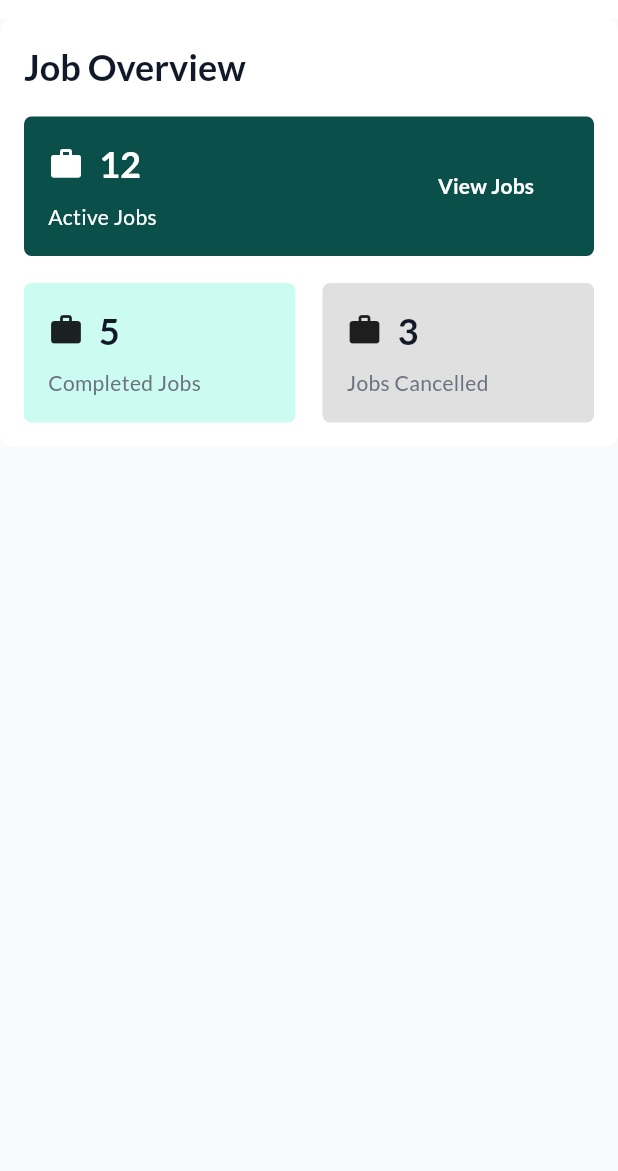
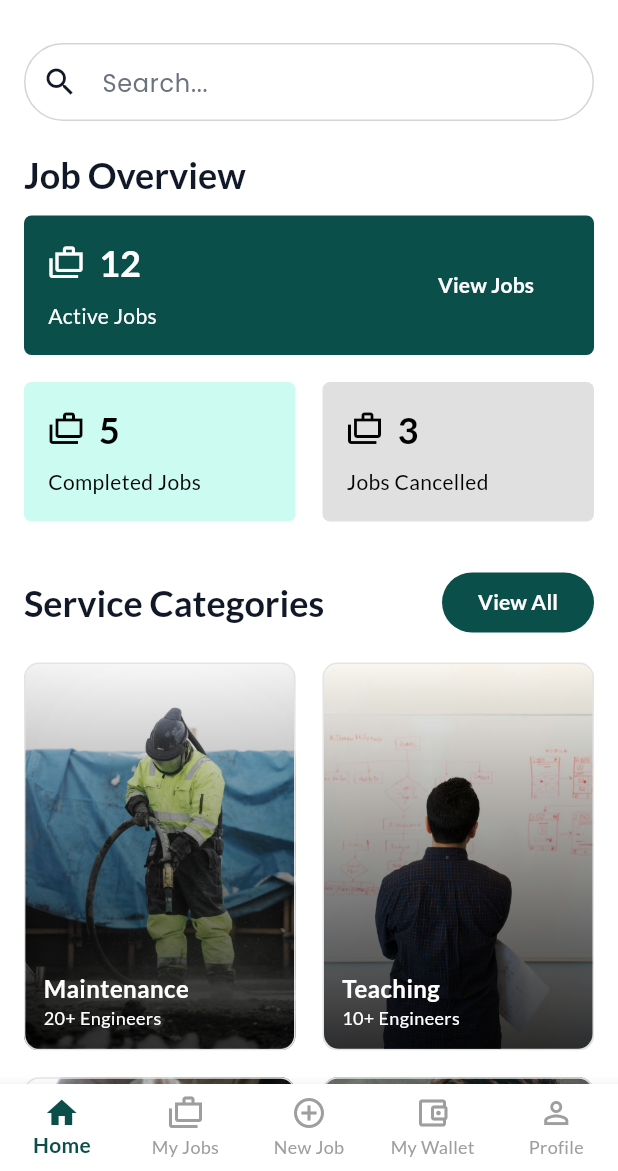
Before and after one commit to SaravananBalakrish/Field-Techy, a Flutter app: the screen it shows after launch, on a phone screen of 412 x 824 dp, the part 65-1236 px from its top. Run offline on Flutter 3.47's test engine with Material 3 defaults, Android fonts, the phone set to English and light mode, and no system bars; our stand-ins replace dartz, dio, equatable, flutter_svg, get_it, go_router and 1 more.

Commit message:
client dashbaord with bottom navigation

```diff
--- a/lib/core/routes/app_routes.dart
+++ b/lib/core/routes/app_routes.dart
@@ -27,7 +27,8 @@ class AppRoutes {
               leadingWidth: 100,
               // title: Text('Client Dashboard'),
             ),
-            endDrawer:  AppWidgets.appDrawer(context),
+            endDrawer: AppWidgets.appDrawer(context),
+            bottomNavigationBar: AppWidgets.bottomNavigationBar(context, currentIndex: 0, onTap: (index) {}),
             body: child,
           );
         },
--- a/lib/core/theme/app_theme.dart
+++ b/lib/core/theme/app_theme.dart
@@ -6,7 +6,7 @@ class AppTheme {
   static const Color startColor = Color(0xFF00776F);
   static const Color secondaryColor = Color(0xFF009966);
   static const Color lightGreen = Color(0xFFD1FAE5);
-  static const Color backgroundColor = Color(0xFFF9FAFB);
+  static const Color backgroundColor = Colors.white;
   static const Color textColor = Color(0xFF111827);
   static const Color subTitleColor = Color(0xFF6B7280);
   static const Color borderColor = Color(0xFFD1D5DB);
@@ -32,8 +32,13 @@ class AppTheme {
         fontSize: 24,
         fontWeight: FontWeight.bold,
       ),
+        headlineSmall: GoogleFonts.lato(
+          color: textColor,
+          fontSize: 20,
+          fontWeight: FontWeight.w600,
+        ),
       bodyMedium: GoogleFonts.lato(
-        color: subTitleColor,
+        color: textColor,
         fontSize: 14,
       ),
       labelLarge: GoogleFonts.lato(
--- /dev/null
+++ b/lib/core/utils/constants.dart
@@ -0,0 +1,5 @@
+import 'package:intl/intl.dart';
+
+class Constants {
+  static final DateFormat dateFormat = DateFormat('dd MMM yyyy, h:mm a');
+}
--- a/lib/core/widgets/app_widgets.dart
+++ b/lib/core/widgets/app_widgets.dart
@@ -9,6 +9,14 @@ class AppWidgets {
     return Text(
       text,
       style: Theme.of(context).textTheme.headlineMedium,
+      textAlign: TextAlign.start,
+    );
+  }
+
+  static Widget subHeadlineWidget(BuildContext context, {required String text}) {
+    return Text(
+      text,
+      style: Theme.of(context).textTheme.headlineSmall,
       textAlign: TextAlign.start,
     );
   }
@@ -57,6 +65,25 @@ class AppWidgets {
             ),
           ),
         ),
+      ),
+    );
+  }
+
+  static Widget searchInput(BuildContext context, {Function(String)? onChanged}) {
+    return TextField(
+      onChanged: onChanged,
+      decoration: InputDecoration(
+        hintText: 'Search...',
+        prefixIcon: const Icon(Icons.search),
+        border: OutlineInputBorder(
+          borderRadius: const BorderRadius.all(Radius.circular(30)),
+          borderSide: Theme.of(context).inputDecorationTheme.border!.borderSide,
+        ),
+        enabledBorder: OutlineInputBorder(
+          borderRadius: const BorderRadius.all(Radius.circular(30)),
+          borderSide: Theme.of(context).inputDecorationTheme.border!.borderSide,
+        ),
+        contentPadding: const EdgeInsets.symmetric(horizontal: 16.0, vertical: 14.0),
       ),
     );
   }
@@ -198,4 +225,47 @@ class AppWidgets {
       onTap: onTap,
     );
   }
+
+  static BottomNavigationBar bottomNavigationBar(
+    BuildContext context, {
+    required int currentIndex,
+    required void Function(int) onTap,
+  }) {
+    return BottomNavigationBar(
+      type: BottomNavigationBarType.fixed,
+      currentIndex: currentIndex,
+      onTap: onTap,
+      selectedItemColor: Theme.of(context).primaryColor,
+      selectedLabelStyle: const TextStyle(fontWeight: FontWeight.bold),
+      unselectedItemColor: Colors.grey,
+      showUnselectedLabels: true,
+      items: const <BottomNavigationBarItem>[
+        BottomNavigationBarItem(
+          icon: Icon(Icons.home_outlined),
+          activeIcon: Icon(Icons.home),
+          label: 'Home',
+        ),
+        BottomNavigationBarItem(
+          icon: Icon(Icons.cases_outlined),
+          activeIcon: Icon(Icons.cases),
+          label: 'My Jobs',
+        ),
+        BottomNavigationBarItem(
+          icon: Icon(Icons.add_circle_outline),
+          activeIcon: Icon(Icons.add_circle),
+          label: 'New Job',
+        ),
+        BottomNavigationBarItem(
+          icon: Icon(Icons.account_balance_wallet_outlined),
+          activeIcon: Icon(Icons.account_balance_wallet),
+          label: 'My Wallet',
+        ),
+        BottomNavigationBarItem(
+          icon: Icon(Icons.person_outline),
+          activeIcon: Icon(Icons.person),
+          label: 'Profile',
+        ),
+      ],
+    );
+  }
 }
--- a/lib/features/client/dashboard/presentation/pages/client_dashboard_page.dart
+++ b/lib/features/client/dashboard/presentation/pages/client_dashboard_page.dart
@@ -1,50 +1,55 @@
+import 'package:field_techy/core/widgets/app_widgets.dart';
 import 'package:flutter/material.dart';
+
+import '../widgets/in_progress_jobs.dart';
+import '../widgets/service_categories.dart';
 
 class ClientDashboardPage extends StatelessWidget {
   const ClientDashboardPage({super.key});
 
   @override
   Widget build(BuildContext context) {
-    final theme = Theme.of(context);
-    return SingleChildScrollView(
-      child: Container(
+    return ListView(
       padding: EdgeInsets.all(16),
-        decoration: BoxDecoration(
-          color: Colors.white,
-          borderRadius: BorderRadius.circular(8),
-        ),
-        child: Column(
-          spacing: 18,
+      children: [
+        AppWidgets.searchInput(context, onChanged: (value) {}),
+        SizedBox(height: 20,),
+        _buildJobOverviewCard(context),
+        SizedBox(height: 30,),
+        _buildServiceCategoryCard(context),
+        SizedBox(height: 30,),
+        _buildInProgressJobsCard(context),
+      ],
+    );
+  }
+
+  Widget _buildJobOverviewCard(BuildContext context) {
+    return Column(
       crossAxisAlignment: .start,
       children: [
-            Text(
-              'Job Overview',
-              style: Theme.of(context).textTheme.headlineMedium,
-              textAlign: TextAlign.start,
-            ),
+        AppWidgets.headlineWidget(context, text: 'Job Overview'),
+        SizedBox(height: 12,),
         _buildJobCard(
-                Icons.work,
             '12',
             'Active Jobs',
-                theme.colorScheme.primary,
+            Theme.of(context).colorScheme.primary,
             context,
             trailing: FilledButton(onPressed: () {}, child: Text('View Jobs')),
             textColor: Colors.white
         ),
+        SizedBox(height: 18),
         Row(
           spacing: 18,
           children: [
-                Expanded(child: _buildJobCard(Icons.work, '5', 'Completed Jobs', Color(0xffCBFBF1), context,)),
-                Expanded(child: _buildJobCard(Icons.work, '3', 'Jobs Cancelled', Colors.grey.shade300, context,)),
+            Expanded(child: _buildJobCard('5', 'Completed Jobs', Color(0xffCBFBF1), context, textColor: Colors.black)),
+            Expanded(child: _buildJobCard('3', 'Jobs Cancelled', Colors.grey.shade300, context, textColor: Colors.black)),
           ],
         )
       ],
-        ),
-      ),
     );
   }
 
-  Widget _buildJobCard(IconData icon, String title, String subtitle, Color color, BuildContext context, {Widget? trailing, Color? textColor}) {
+  Widget _buildJobCard(String title, String subtitle, Color color, BuildContext context, {Widget? trailing, Color? textColor}) {
     return Container(
       decoration: BoxDecoration(
         color: color,
@@ -60,7 +65,7 @@ class ClientDashboardPage extends StatelessWidget {
               Row(
                 spacing: 10,
                 children: [
-                  Icon(icon, color: textColor,),
+                  Icon(Icons.cases_outlined, color: textColor,),
                   Text(title, style: Theme.of(context).textTheme.headlineMedium?.copyWith(color: textColor)),
                 ],
               ),
@@ -73,4 +78,40 @@ class ClientDashboardPage extends StatelessWidget {
       ),
     );
   }
+
+  Widget _buildServiceCategoryCard(BuildContext context) {
+    return Column(
+      crossAxisAlignment: .start,
+      mainAxisSize: .min,
+      children: [
+        Row(
+          children: [
+            AppWidgets.headlineWidget(context, text: 'Service Categories'),
+            const Spacer(),
+            FilledButton(onPressed: () {}, child: Text('View All'))
+          ],
+        ),
+        const SizedBox(height: 16),
+        ServiceCategories()
+      ],
+    );
   }
+
+  Widget _buildInProgressJobsCard(BuildContext context) {
+    return Column(
+      crossAxisAlignment: .start,
+      mainAxisSize: .min,
+      spacing: 5,
+      children: [
+        Row(
+          children: [
+            AppWidgets.headlineWidget(context, text: 'In Progress Jobs'),
+            const Spacer(),
+            FilledButton(onPressed: () {}, child: Text('View All'))
+          ],
+        ),
+        InProgressJobs()
+      ],
+    );
+  }
+}
--- /dev/null
+++ b/lib/features/client/dashboard/presentation/widgets/in_progress_jobs.dart
@@ -0,0 +1,18 @@
+import 'package:flutter/material.dart';
+
+import 'job_card.dart';
+
+class InProgressJobs extends StatelessWidget {
+  const InProgressJobs({super.key});
+
+  @override
+  Widget build(BuildContext context) {
+    return Flexible(
+      child: ListView.builder(
+          shrinkWrap: true,
+          itemCount: 5,
+          itemBuilder: (context, index) => JobCard()
+      ),
+    );
+  }
+}
--- /dev/null
+++ b/lib/features/client/dashboard/presentation/widgets/job_card.dart
@@ -0,0 +1,50 @@
+import 'package:flutter/material.dart';
+
+import '../../../../../core/utils/constants.dart';
+import '../../../../../core/widgets/app_widgets.dart';
+
+class JobCard extends StatelessWidget {
+  const JobCard({super.key});
+
+  @override
+  Widget build(BuildContext context) {
+    return Container(
+      padding: EdgeInsets.all(12),
+      margin: EdgeInsets.symmetric(vertical: 10),
+      decoration: BoxDecoration(
+        color: Color(0xffFAFAFA),
+        borderRadius: BorderRadius.circular(5),
+        border: Border.all(
+          color: Color(0xffE9E9E9)
+        )
+      ),
+      child: Column(
+        spacing: 10,
+        children: [
+          Row(
+            children: [
+              AppWidgets.subHeadlineWidget(context, text: 'CCTV Installation'),
+              const Spacer(),
+              FilledButton(onPressed: () {}, child: Text('Onsite'))
+            ],
+          ),
+          _buildRow(context, Icons.schedule_outlined, Constants.dateFormat.format(DateTime.now())),
+          _buildRow(context, Icons.location_on_outlined, 'Chennai, Tamil Nadu, India'),
+          _buildRow(context, Icons.calendar_month_outlined, '25 Feb 2026 – 31 Mar 2026 (5 weeks)'),
+          _buildRow(context, Icons.home_repair_service, 'Service Category: Network Engineer'),
+          _buildRow(context, Icons.money, '₹40,000'),
+        ],
+      ),
+    );
+  }
+
+  Widget _buildRow(BuildContext context, IconData icon, String text) {
+    return Row(
+      children: [
+        Icon(icon),
+        SizedBox(width: 10,),
+        Text(text),
+      ],
+    );
+  }
+}
--- /dev/null
+++ b/lib/features/client/dashboard/presentation/widgets/service_categories.dart
@@ -0,0 +1,40 @@
+import 'package:field_techy/features/client/dashboard/presentation/widgets/service_category_card.dart';
+import 'package:flutter/material.dart';
+
+class ServiceCategories extends StatelessWidget {
+  const ServiceCategories({super.key});
+
+  @override
+  Widget build(BuildContext context) {
+    return GridView.count(
+      shrinkWrap: true,
+      crossAxisCount: 2,
+      crossAxisSpacing: 18,
+      mainAxisSpacing: 18,
+      childAspectRatio: 0.7,
+      physics: const NeverScrollableScrollPhysics(),
+      children: const [
+        ServiceCategoryCard(
+          image: 'assets/jpg/service_categories/maintenance.jpg',
+          name: 'Maintenance',
+          count: '20+ Engineers',
+        ),
+        ServiceCategoryCard(
+          image: 'assets/jpg/service_categories/teaching.jpg',
+          name: 'Teaching',
+          count: '10+ Engineers',
+        ),
+        ServiceCategoryCard(
+          image: 'assets/jpg/service_categories/networks.jpg',
+          name: 'Networks',
+          count: '20+ Engineers',
+        ),
+        ServiceCategoryCard(
+          image: 'assets/jpg/service_categories/support.jpg',
+          name: 'Support',
+          count: '10+ Engineers',
+        ),
+      ],
+    );
+  }
+}
--- /dev/null
+++ b/lib/features/client/dashboard/presentation/widgets/service_category_card.dart
@@ -0,0 +1,74 @@
+import 'package:flutter/material.dart';
+
+class ServiceCategoryCard extends StatelessWidget {
+  final String image;
+  final String name;
+  final String count;
+  const ServiceCategoryCard(
+      {super.key,
+      required this.image,
+      required this.name,
+      required this.count});
+
+  @override
+  Widget build(BuildContext context) {
+    return Container(
+      height: 100,
+      width: 100,
+      decoration: BoxDecoration(
+        borderRadius: BorderRadius.circular(10),
+        image: DecorationImage(
+          image: AssetImage(image),
+          fit: BoxFit.cover,
+          colorFilter: ColorFilter.mode(Colors.black.withOpacity(0.2), BlendMode.overlay)
+        ),
+        border: Border.all(color: Color(0xffE4E4E4)),
+        /*boxShadow: [
+          BoxShadow(
+            color: Color(0xff014E45).withOpacity(0.8),
+            spreadRadius: 0,
+            blurRadius: 70,
+            blurStyle: .inner
+          )
+        ]*/
+      ),
+      child: Container(
+        decoration: BoxDecoration(
+          borderRadius: BorderRadius.circular(10),
+          gradient: LinearGradient(
+            begin: Alignment.bottomCenter,
+            end: Alignment.topCenter,
+            colors: [
+              Colors.black.withOpacity(0.8),
+              Colors.transparent,
+            ],
+          ),
+        ),
+        child: Padding(
+          padding: const EdgeInsets.all(12.0),
+          child: Column(
+            mainAxisAlignment: MainAxisAlignment.end,
+            crossAxisAlignment: CrossAxisAlignment.start,
+            children: [
+              Text(
+                name,
+                style: const TextStyle(
+                  color: Colors.white,
+                  fontSize: 16,
+                  fontWeight: FontWeight.bold,
+                ),
+              ),
+              Text(
+                count,
+                style: const TextStyle(
+                  color: Colors.white,
+                  fontSize: 12,
+                ),
+              ),
+            ],
+          ),
+        ),
+      ),
+    );
+  }
+}
--- a/pubspec.yaml
+++ b/pubspec.yaml
@@ -41,6 +41,9 @@ dependencies:
   flutter_svg: ^2.0.10+1
   google_fonts: ^6.3.2
   go_router: ^17.0.0
+  responsive_grid_list: ^1.4.1
+  intl: ^0.20.2
+  persistent_bottom_nav_bar_v2: ^4.2.8
 
 dev_dependencies:
   flutter_test:
@@ -67,6 +70,7 @@ flutter:
   # To add assets to your application, add an assets section, like this:
   assets:
     - assets/svg/common/
+    - assets/jpg/service_categories/
 
   # An image asset can refer to one or more resolution-specific "variants", see
   # https://flutter.dev/to/resolution-aware-images
```
Also changed, not shown: assets/jpg/service_categories/maintenance.jpg (added), assets/jpg/service_categories/networks.jpg (added), assets/jpg/service_categories/support.jpg (added), assets/jpg/service_categories/teaching.jpg (added), pubspec.lock. Lines whose indentation alone changed are shown as unchanged.
